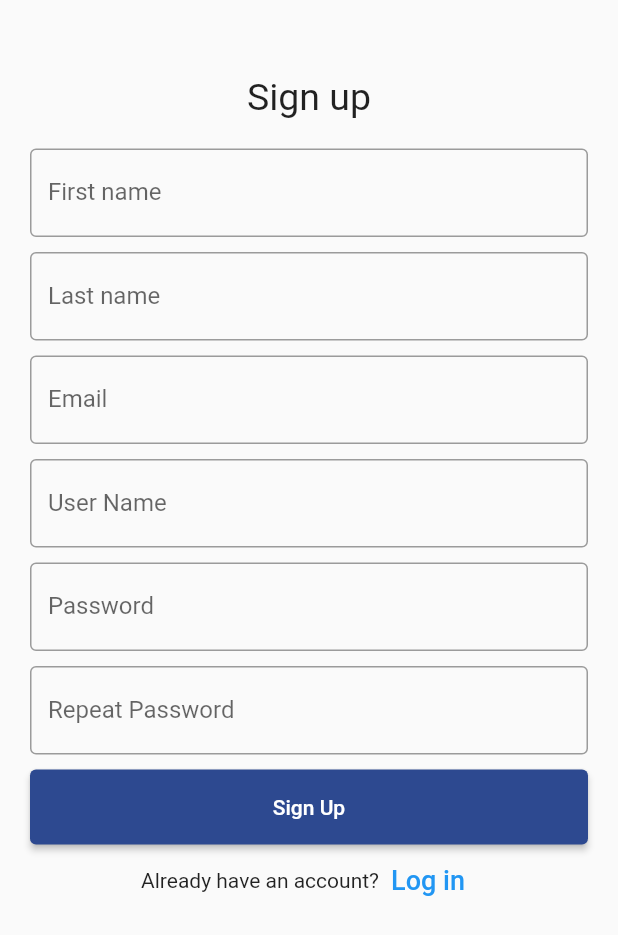
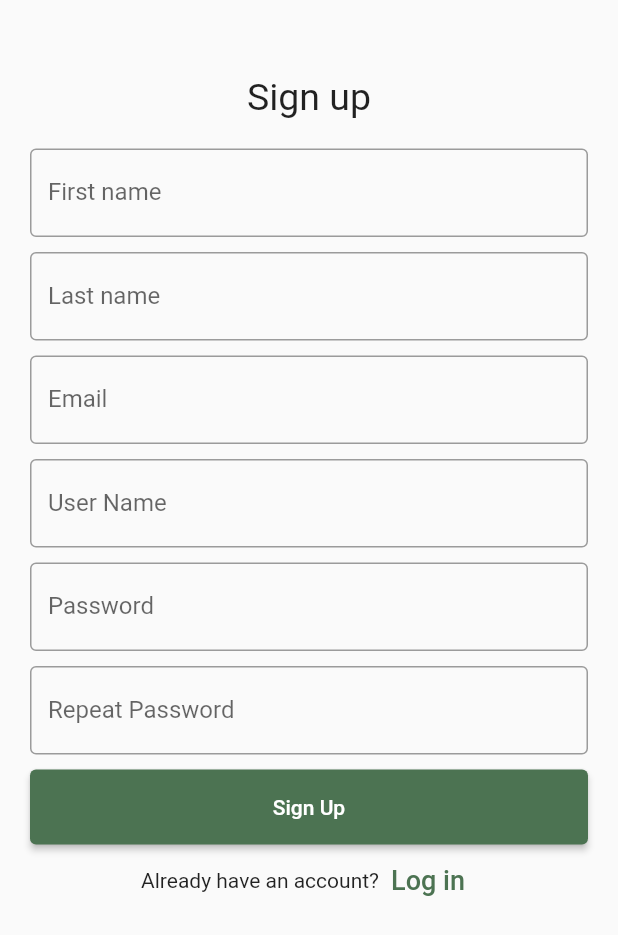
Before and after one commit to quinton2k/english-learning-for-children, a Flutter app: the screen it shows after launch, after a tap on "Sign up", on a phone screen of 412 x 824 dp. Shown: the top 935 px of the screen. Run offline on Flutter 3.47's test engine with Material 2 defaults, Android fonts, the phone set to English and light mode, and no system bars.

Commit message:
replace color from blue to greeen

```diff
--- a/lib/screens/login.dart
+++ b/lib/screens/login.dart
@@ -68,7 +68,7 @@ class _LoginState extends State<Login> {
                 print(passwordController.text);
               },
               style: ElevatedButton.styleFrom(
-                primary: const Color(0xff2D4990),
+                primary: const Color(0xff4C7352),
               ),
               child: const Text('Login'),
             ),
@@ -85,7 +85,7 @@ class _LoginState extends State<Login> {
                 },
                 child: const Text(
                   'Sign up',
-                  style: TextStyle(fontSize: 18),
+                  style: TextStyle(fontSize: 18, color: Color(0xff4C7352)),
                 ),
               ),
             ],
--- a/lib/screens/signup.dart
+++ b/lib/screens/signup.dart
@@ -98,11 +98,13 @@ class _SignUpState extends State<SignUp> {
               padding: const EdgeInsets.fromLTRB(10.0, 10.0, 10.0, 0.0),
               child: ElevatedButton(
                 onPressed: () {
-                  Navigator.push(context,
-                      MaterialPageRoute(builder: (context) => const SignUpSuccess()));
+                  Navigator.push(
+                      context,
+                      MaterialPageRoute(
+                          builder: (context) => const SignUpSuccess()));
                 },
                 style: ElevatedButton.styleFrom(
-                  primary: const Color(0xff2D4990),
+                  primary: const Color(0xff4C7352),
                 ),
                 child: const Text('Sign Up'),
               ),
@@ -118,7 +120,7 @@ class _SignUpState extends State<SignUp> {
                   },
                   child: const Text(
                     'Log in',
-                    style: TextStyle(fontSize: 18),
+                    style: TextStyle(fontSize: 18, color: Color(0xff4C7352)),
                   ),
                 ),
               ],
--- a/lib/screens/signup_success.dart
+++ b/lib/screens/signup_success.dart
@@ -7,7 +7,7 @@ class SignUpSuccess extends StatelessWidget {
   Widget build(BuildContext context) {
     return Scaffold(
         body: Padding(
-      padding: EdgeInsets.all(25.0),
+      padding: const EdgeInsets.all(25.0),
       child: Column(
         children: [
           Container(
@@ -37,7 +37,7 @@ class SignUpSuccess extends StatelessWidget {
               style: TextStyle(
                 fontSize: 25,
                 decoration: TextDecoration.underline,
-                color: Color(0xff2D4990),
+                color: Color(0xff4C7352),
               ),
             ),
           ),
```
Also changed, not shown: assets/icons/success-icon-1.png, assets/icons/success-icon.png.
